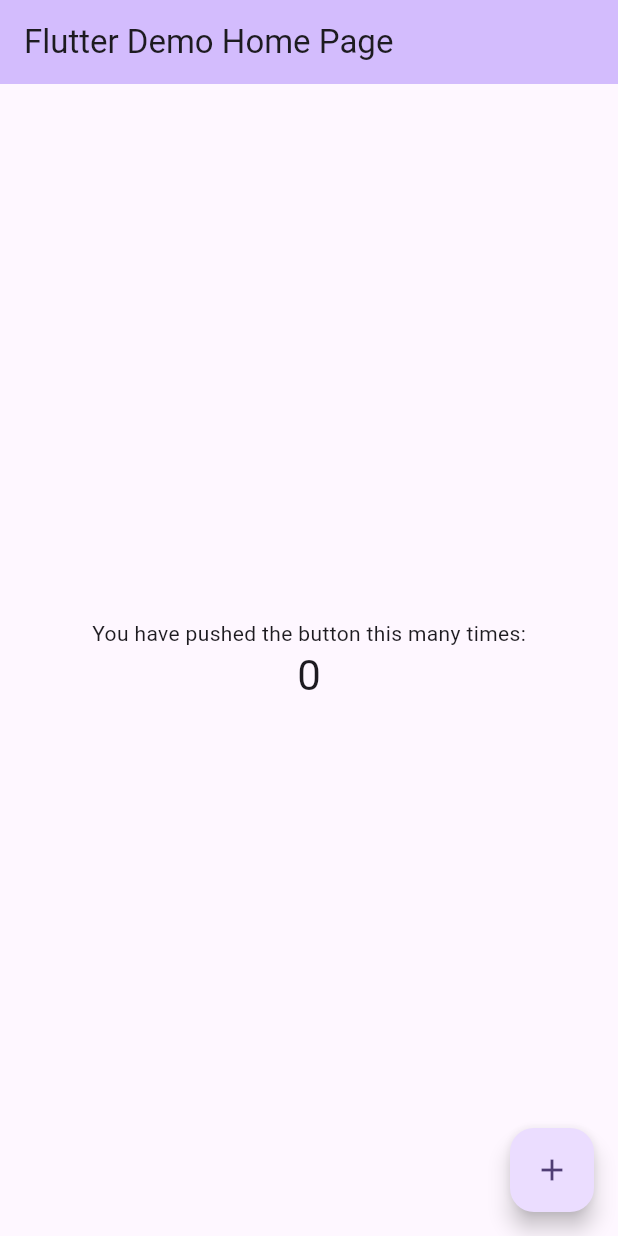
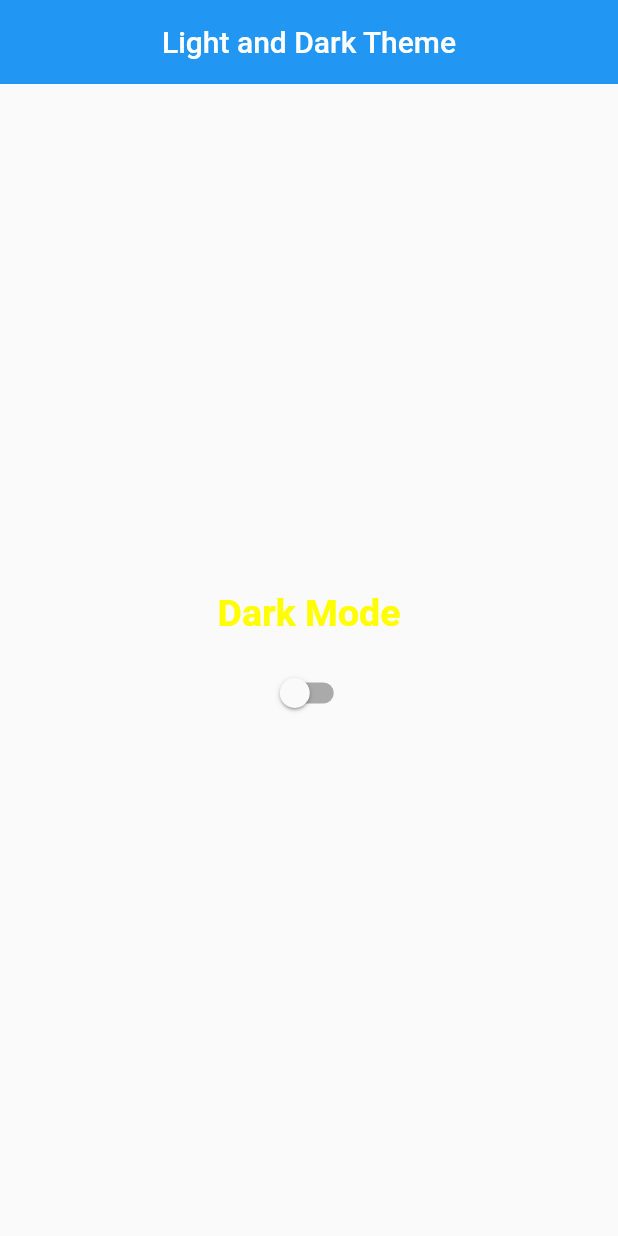
Before and after one commit to islamnabila/flutter_project_hub, a Flutter app: the screen it shows after launch, on a phone screen of 412 x 824 dp. Run offline on Flutter 3.47's test engine with Material 2 defaults, Android fonts, the light colour scheme and no system bars.

Commit message:
dark theme added

```diff
--- a/lib/main.dart
+++ b/lib/main.dart
@@ -1,125 +1,62 @@
+import 'package:flutter/cupertino.dart';
 import 'package:flutter/material.dart';
 
-void main() {
-  runApp(const MyApp());
+void main(){
+  runApp(MyApp());
 }
-
 class MyApp extends StatelessWidget {
   const MyApp({super.key});
 
-  // This widget is the root of your application.
   @override
   Widget build(BuildContext context) {
     return MaterialApp(
-      title: 'Flutter Demo',
-      theme: ThemeData(
-        // This is the theme of your application.
-        //
-        // TRY THIS: Try running your application with "flutter run". You'll see
-        // the application has a blue toolbar. Then, without quitting the app,
-        // try changing the seedColor in the colorScheme below to Colors.green
-        // and then invoke "hot reload" (save your changes or press the "hot
-        // reload" button in a Flutter-supported IDE, or press "r" if you used
-        // the command line to start the app).
-        //
-        // Notice that the counter didn't reset back to zero; the application
-        // state is not lost during the reload. To reset the state, use hot
-        // restart instead.
-        //
-        // This works for code too, not just values: Most code changes can be
-        // tested with just a hot reload.
-        colorScheme: ColorScheme.fromSeed(seedColor: Colors.deepPurple),
-        useMaterial3: true,
-      ),
-      home: const MyHomePage(title: 'Flutter Demo Home Page'),
+
+      home: MyHomePage(),
     );
   }
 }
 
 class MyHomePage extends StatefulWidget {
-  const MyHomePage({super.key, required this.title});
-
-  // This widget is the home page of your application. It is stateful, meaning
-  // that it has a State object (defined below) that contains fields that affect
-  // how it looks.
-
-  // This class is the configuration for the state. It holds the values (in this
-  // case the title) provided by the parent (in this case the App widget) and
-  // used by the build method of the State. Fields in a Widget subclass are
-  // always marked "final".
-
-  final String title;
+  const MyHomePage({super.key});
 
   @override
   State<MyHomePage> createState() => _MyHomePageState();
 }
 
 class _MyHomePageState extends State<MyHomePage> {
-  int _counter = 0;
-
-  void _incrementCounter() {
-    setState(() {
-      // This call to setState tells the Flutter framework that something has
-      // changed in this State, which causes it to rerun the build method below
-      // so that the display can reflect the updated values. If we changed
-      // _counter without calling setState(), then the build method would not be
-      // called again, and so nothing would appear to happen.
-      _counter++;
-    });
-  }
+  bool _switch = false;
+  ThemeData _dark = ThemeData(brightness: Brightness.dark);
+  ThemeData _light = ThemeData(brightness: Brightness.light);
 
   @override
   Widget build(BuildContext context) {
-    // This method is rerun every time setState is called, for instance as done
-    // by the _incrementCounter method above.
-    //
-    // The Flutter framework has been optimized to make rerunning build methods
-    // fast, so that you can just rebuild anything that needs updating rather
-    // than having to individually change instances of widgets.
-    return Scaffold(
+    return MaterialApp(
+      theme: _switch? _dark : _light,
+      home: Scaffold(
       appBar: AppBar(
-        // TRY THIS: Try changing the color here to a specific color (to
-        // Colors.amber, perhaps?) and trigger a hot reload to see the AppBar
-        // change color while the other colors stay the same.
-        backgroundColor: Theme.of(context).colorScheme.inversePrimary,
-        // Here we take the value from the MyHomePage object that was created by
-        // the App.build method, and use it to set our appbar title.
-        title: Text(widget.title),
+        title: Text("Light and Dark Theme"),
+        centerTitle: true,
+        elevation: 0,
       ),
       body: Center(
-        // Center is a layout widget. It takes a single child and positions it
-        // in the middle of the parent.
         child: Column(
-          // Column is also a layout widget. It takes a list of children and
-          // arranges them vertically. By default, it sizes itself to fit its
-          // children horizontally, and tries to be as tall as its parent.
-          //
-          // Column has various properties to control how it sizes itself and
-          // how it positions its children. Here we use mainAxisAlignment to
-          // center the children vertically; the main axis here is the vertical
-          // axis because Columns are vertical (the cross axis would be
-          // horizontal).
-          //
-          // TRY THIS: Invoke "debug painting" (choose the "Toggle Debug Paint"
-          // action in the IDE, or press "p" in the console), to see the
-          // wireframe for each widget.
           mainAxisAlignment: MainAxisAlignment.center,
-          children: <Widget>[
-            const Text(
-              'You have pushed the button this many times:',
-            ),
-            Text(
-              '$_counter',
-              style: Theme.of(context).textTheme.headlineMedium,
-            ),
+          children: [
+            Text("Dark Mode", style: TextStyle(color: Colors.yellowAccent,
+            fontSize: 25, fontWeight: FontWeight.bold),),
+            SizedBox(height: 15,),
+            Switch(value: _switch, onChanged: (_newvalue){
+              setState(() {
+                _switch = _newvalue;
+              });
+
+            }
+            )
+
           ],
         ),
       ),
-      floatingActionButton: FloatingActionButton(
-        onPressed: _incrementCounter,
-        tooltip: 'Increment',
-        child: const Icon(Icons.add),
-      ), // This trailing comma makes auto-formatting nicer for build methods.
+      ),
     );
   }
 }
```
